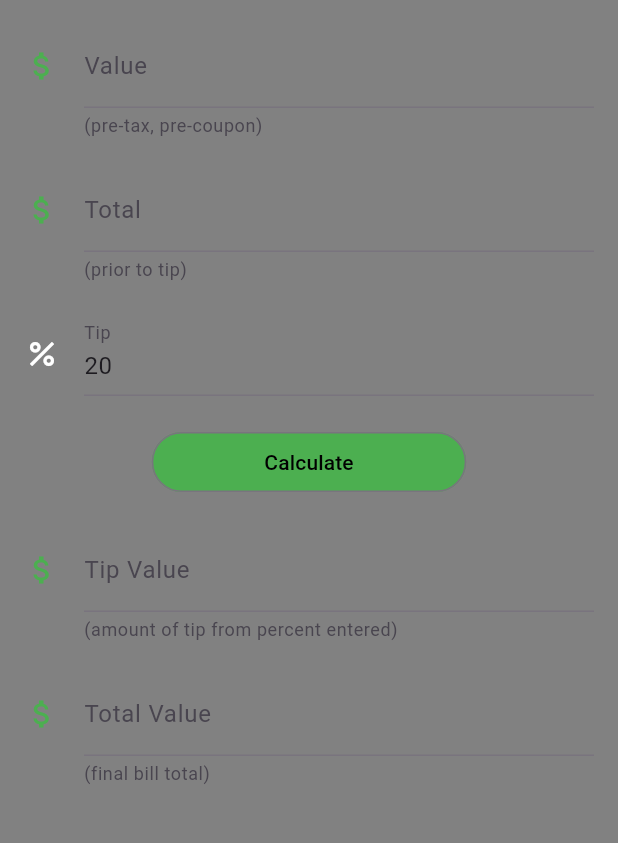
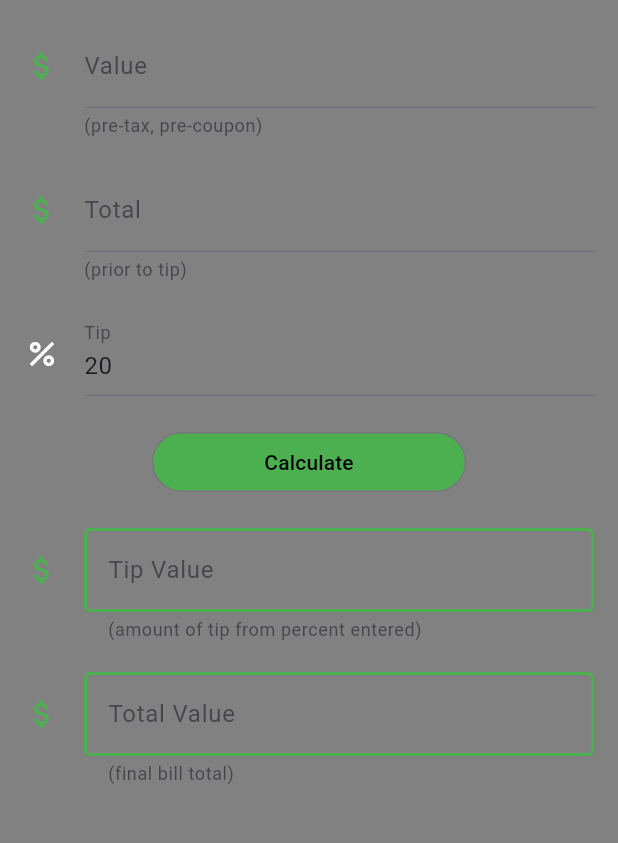
Before and after one commit to ECMessina/tip_calc, a Flutter app: the screen it shows after launch, on a phone screen of 412 x 824 dp, the part 84-927 px from its top. Run offline on Flutter 3.47's test engine with Material 3 defaults, Android fonts, the phone set to English and light mode, and no system bars.

Commit message:
Made OutputAmount widgets readOnly and formatted them to look as such

```diff
--- a/lib/output_amount.dart
+++ b/lib/output_amount.dart
@@ -16,6 +16,18 @@ class OutputAmount extends StatelessWidget {
   Widget build(BuildContext context) {
     return TextField(
       decoration: InputDecoration(
+        focusedBorder: const OutlineInputBorder(
+          borderSide: BorderSide(
+            color: Colors.green,
+            width: 2,
+          ),
+        ),
+        enabledBorder: const OutlineInputBorder(
+          borderSide: BorderSide(
+            color: Colors.green,
+            width: 2,
+          ),
+        ),
         icon: const Icon(
           Icons.attach_money,
           color: Colors.green,
@@ -24,6 +36,7 @@ class OutputAmount extends StatelessWidget {
         helperText: helper,
       ),
       controller: controller,
+      readOnly: true,
     );
   }
 }
```
